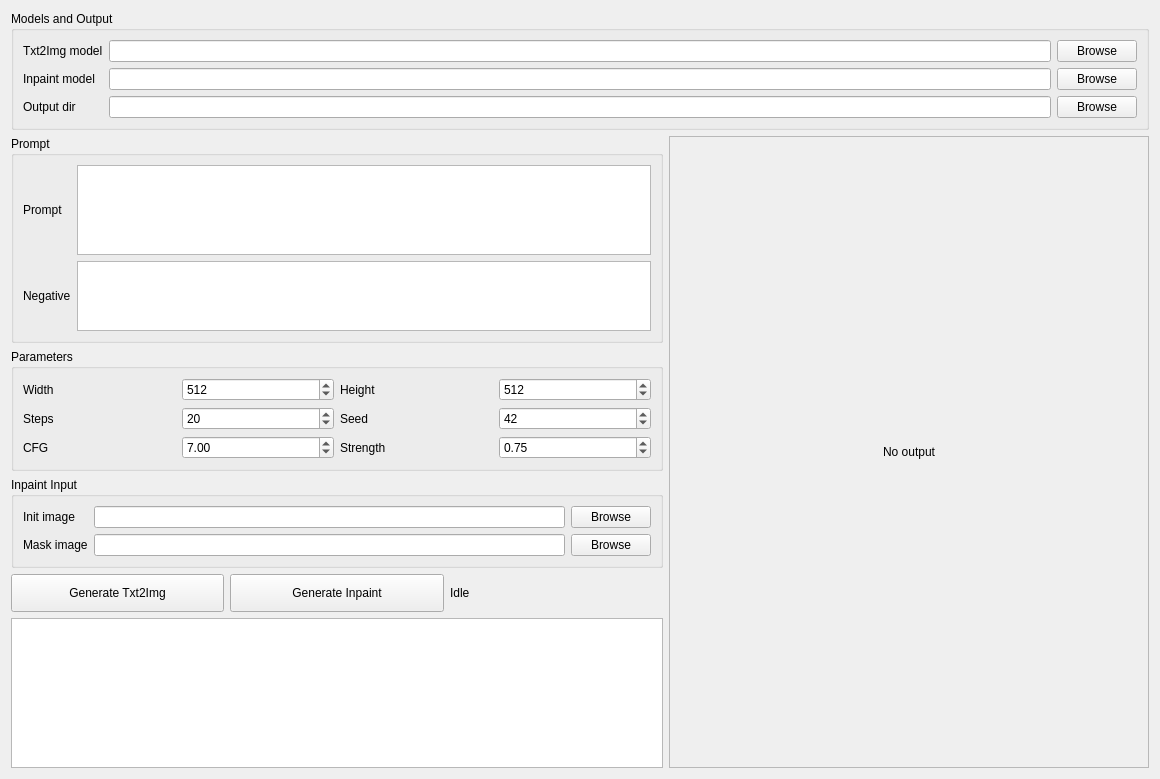
This is TestSDDemo/widget.ui in HaiwenMeng/SD_Project as Qt 5 draws it before an edit. The edited form follows.
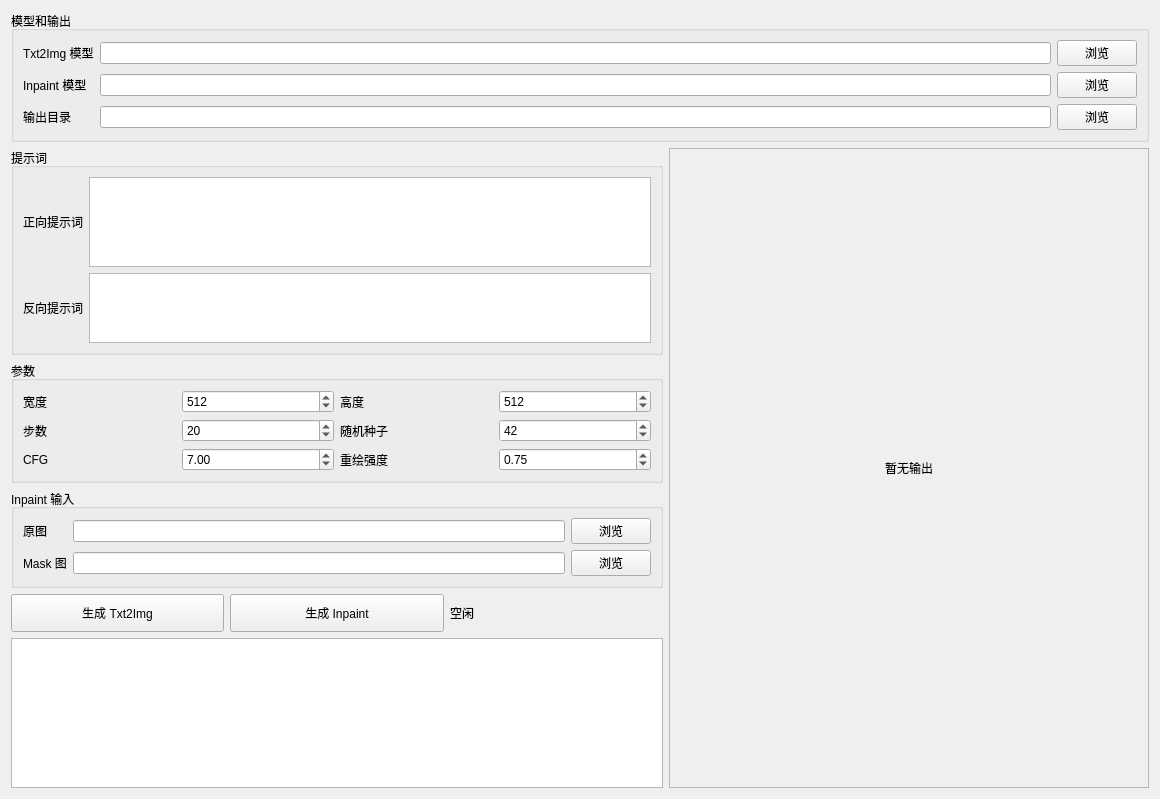
This is the edited form.

What changed in the file:
```diff
--- a/TestSDDemo/widget.ui
+++ b/TestSDDemo/widget.ui
@@ -17,13 +17,13 @@
    <item>
     <widget class="QGroupBox" name="modelGroup">
      <property name="title">
-      <string>Models and Output</string>
+       <string>模型和输出</string>
      </property>
      <layout class="QGridLayout" name="modelLayout">
       <item row="0" column="0">
        <widget class="QLabel" name="textModelLabel">
         <property name="text">
-         <string>Txt2Img model</string>
+          <string>Txt2Img 模型</string>
         </property>
        </widget>
       </item>
@@ -33,14 +33,14 @@
       <item row="0" column="2">
        <widget class="QPushButton" name="browseTextModelButton">
         <property name="text">
-         <string>Browse</string>
+          <string>浏览</string>
         </property>
        </widget>
       </item>
       <item row="1" column="0">
        <widget class="QLabel" name="inpaintModelLabel">
         <property name="text">
-         <string>Inpaint model</string>
+          <string>Inpaint 模型</string>
         </property>
        </widget>
       </item>
@@ -50,14 +50,14 @@
       <item row="1" column="2">
        <widget class="QPushButton" name="browseInpaintModelButton">
         <property name="text">
-         <string>Browse</string>
+          <string>浏览</string>
         </property>
        </widget>
       </item>
       <item row="2" column="0">
        <widget class="QLabel" name="outputDirLabel">
         <property name="text">
-         <string>Output dir</string>
+          <string>输出目录</string>
         </property>
        </widget>
       </item>
@@ -67,7 +67,7 @@
       <item row="2" column="2">
        <widget class="QPushButton" name="browseOutputButton">
         <property name="text">
-         <string>Browse</string>
+          <string>浏览</string>
         </property>
        </widget>
       </item>
@@ -81,13 +81,13 @@
        <item>
         <widget class="QGroupBox" name="promptGroup">
          <property name="title">
-          <string>Prompt</string>
+           <string>提示词</string>
          </property>
          <layout class="QGridLayout" name="promptLayout">
           <item row="0" column="0">
            <widget class="QLabel" name="promptLabel">
             <property name="text">
-             <string>Prompt</string>
+              <string>正向提示词</string>
             </property>
            </widget>
           </item>
@@ -104,7 +104,7 @@
           <item row="1" column="0">
            <widget class="QLabel" name="negativePromptLabel">
             <property name="text">
-             <string>Negative</string>
+              <string>反向提示词</string>
             </property>
            </widget>
           </item>
@@ -124,13 +124,13 @@
        <item>
         <widget class="QGroupBox" name="paramsGroup">
          <property name="title">
-          <string>Parameters</string>
+           <string>参数</string>
          </property>
          <layout class="QGridLayout" name="paramsLayout">
           <item row="0" column="0">
            <widget class="QLabel" name="widthLabel">
             <property name="text">
-             <string>Width</string>
+              <string>宽度</string>
             </property>
            </widget>
           </item>
@@ -153,7 +153,7 @@
           <item row="0" column="2">
            <widget class="QLabel" name="heightLabel">
             <property name="text">
-             <string>Height</string>
+              <string>高度</string>
             </property>
            </widget>
           </item>
@@ -176,7 +176,7 @@
           <item row="1" column="0">
            <widget class="QLabel" name="stepsLabel">
             <property name="text">
-             <string>Steps</string>
+              <string>步数</string>
             </property>
            </widget>
           </item>
@@ -196,7 +196,7 @@
           <item row="1" column="2">
            <widget class="QLabel" name="seedLabel">
             <property name="text">
-             <string>Seed</string>
+              <string>随机种子</string>
             </property>
            </widget>
           </item>
@@ -242,7 +242,7 @@
           <item row="2" column="2">
            <widget class="QLabel" name="strengthLabel">
             <property name="text">
-             <string>Strength</string>
+              <string>重绘强度</string>
             </property>
            </widget>
           </item>
@@ -271,13 +271,13 @@
        <item>
         <widget class="QGroupBox" name="inpaintInputGroup">
          <property name="title">
-          <string>Inpaint Input</string>
+           <string>Inpaint 输入</string>
          </property>
          <layout class="QGridLayout" name="inpaintInputLayout">
           <item row="0" column="0">
            <widget class="QLabel" name="initImageLabel">
             <property name="text">
-             <string>Init image</string>
+              <string>原图</string>
             </property>
            </widget>
           </item>
@@ -287,14 +287,14 @@
           <item row="0" column="2">
            <widget class="QPushButton" name="browseInitButton">
             <property name="text">
-             <string>Browse</string>
+              <string>浏览</string>
             </property>
            </widget>
           </item>
           <item row="1" column="0">
            <widget class="QLabel" name="maskImageLabel">
             <property name="text">
-             <string>Mask image</string>
+              <string>Mask 图</string>
             </property>
            </widget>
           </item>
@@ -304,7 +304,7 @@
           <item row="1" column="2">
            <widget class="QPushButton" name="browseMaskButton">
             <property name="text">
-             <string>Browse</string>
+              <string>浏览</string>
             </property>
            </widget>
           </item>
@@ -322,7 +322,7 @@
             </size>
            </property>
            <property name="text">
-            <string>Generate Txt2Img</string>
+             <string>生成 Txt2Img</string>
            </property>
           </widget>
          </item>
@@ -335,14 +335,14 @@
             </size>
            </property>
            <property name="text">
-            <string>Generate Inpaint</string>
+             <string>生成 Inpaint</string>
            </property>
           </widget>
          </item>
          <item>
           <widget class="QLabel" name="progressLabel">
            <property name="text">
-            <string>Idle</string>
+             <string>空闲</string>
            </property>
           </widget>
          </item>
@@ -378,7 +378,7 @@
         <set>Qt::AlignCenter</set>
        </property>
        <property name="text">
-        <string>No output</string>
+         <string>暂无输出</string>
        </property>
       </widget>
      </item>
```
Left out of the diff: 2 changed lines with no effect on the pictures.
